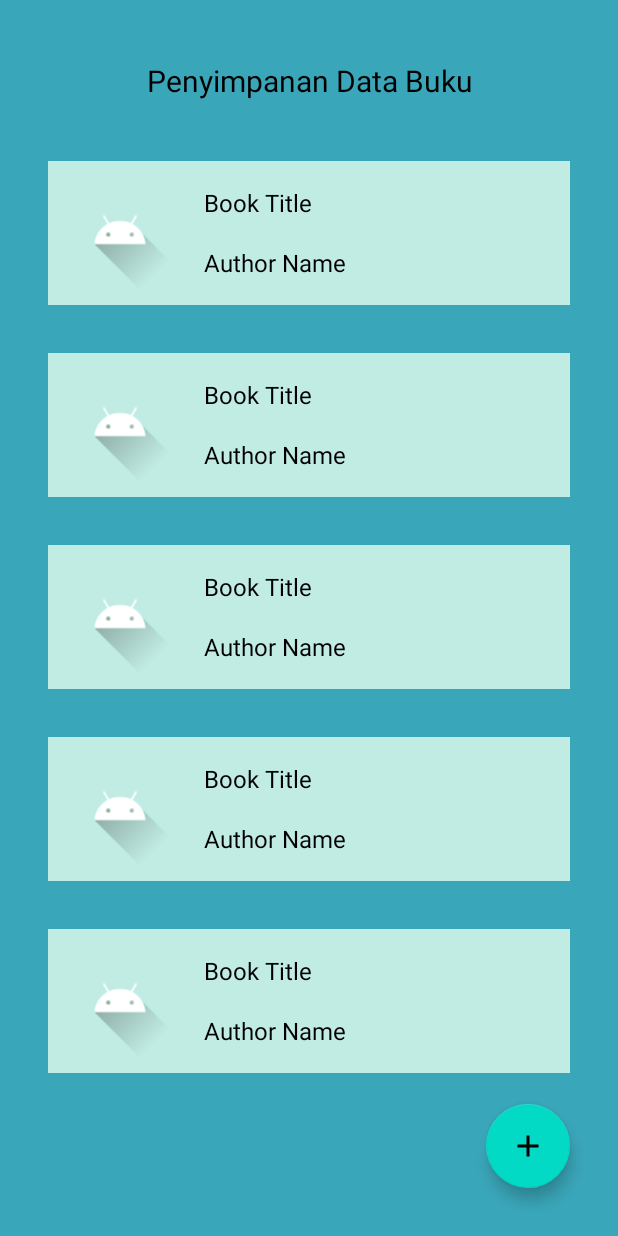
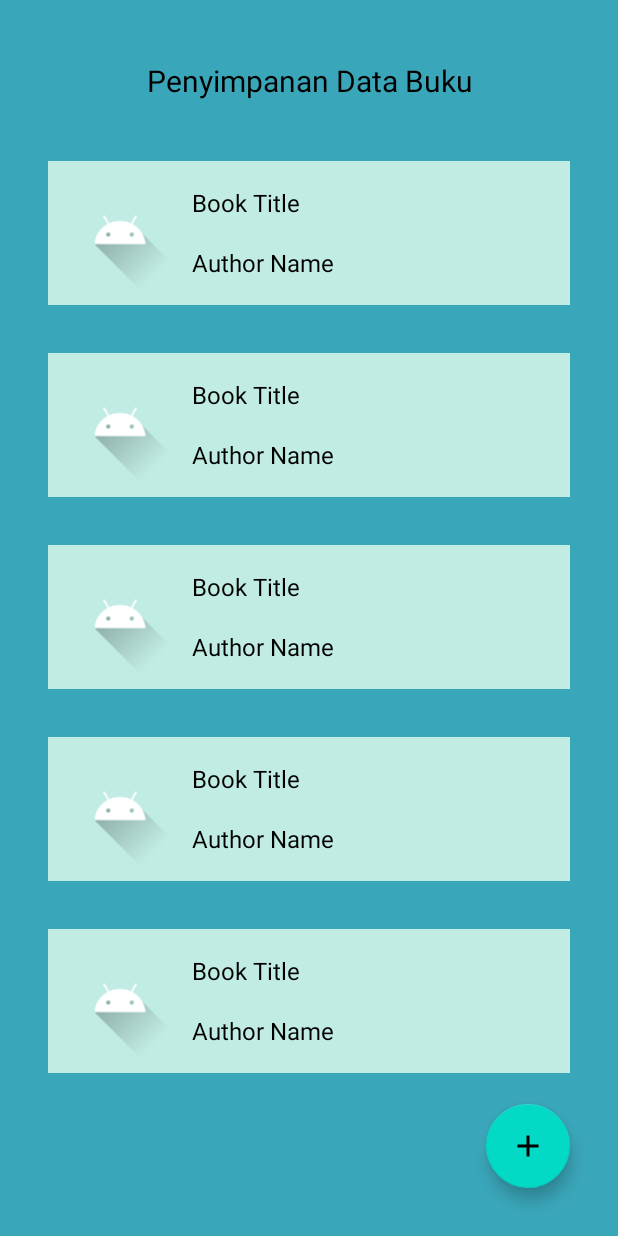
Before and after one commit to nandaarya/TalentClass-batch-8, an Android app: the layout activity_main.xml on its own in the app's theme, with its tools: preview values and no code run, on a phone screen of 412 x 824 dp. Run offline under Robolectric (Android 15) with nearby library versions, the phone set to English and light mode, and no system bars; plain views replace MultiStateView.

Commit message:
fix layout

```diff
--- a/Day 6/Tugas-Day-6-App/app/src/main/res/layout/show_item_list.xml
+++ b/Day 6/Tugas-Day-6-App/app/src/main/res/layout/show_item_list.xml
@@ -19,7 +19,7 @@
         android:layout_width="match_parent"
         android:layout_height="80dp"
         android:orientation="vertical"
-        android:paddingLeft="16dp">
+        android:paddingLeft="8dp">
 
         <TextView
             android:id="@+id/tv_book_title"
```
